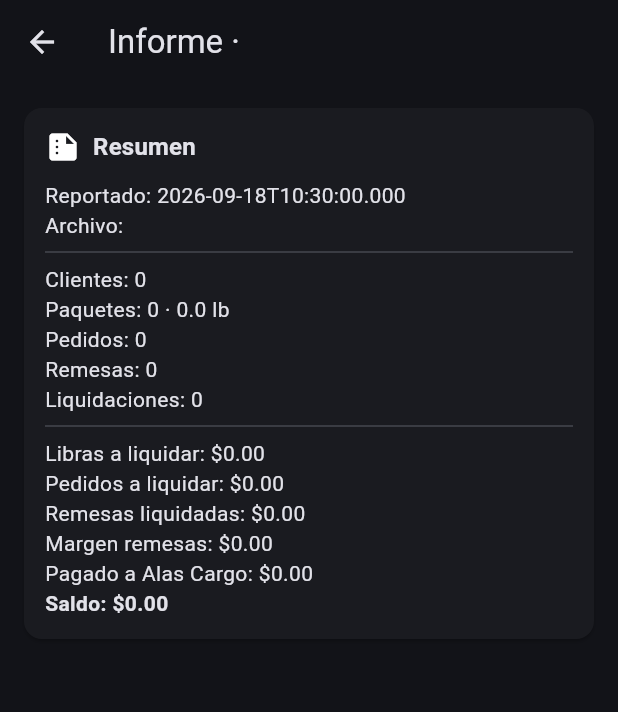
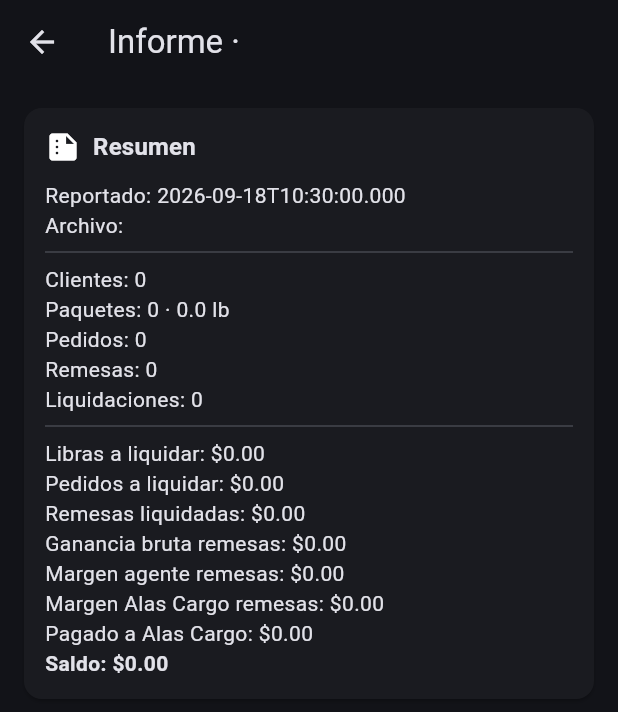
Before and after one commit to angeljo0801/Negocio, a Flutter app: the AgentReportPage screen opened directly with empty values, on a phone screen of 412 x 824 dp. Shown: the top 712 px of the screen. Run offline on Flutter 3.47's test engine with Material 3 defaults, Android fonts, the light colour scheme and no system bars; our stand-ins replace cross_file, file_picker, flutter_secure_storage, image_picker, pdf, share_plus and 1 more; missing offline and left inert: google_mlkit_text_recognition, mobile_scanner; accounts and stored records are empty.

Commit message:
Mostrar reparto de remesas por agente y Alas Cargo

```diff
--- a/paqueteria/lib/agents.dart
+++ b/paqueteria/lib/agents.dart
@@ -34,8 +34,14 @@ double agentOrdersDue(Map<String, dynamic>? report) =>
 double agentRemittancesLiquidated(Map<String, dynamic>? report) =>
     _reportList(_reportData(report), 'remittances').fold<double>(0, (sum, e) => sum + number(e['returnedToAlasCargo'] ?? e['ownerDue']));
 
+double agentRemittanceGrossProfit(Map<String, dynamic>? report) =>
+    _reportList(_reportData(report), 'remittances').fold<double>(0, (sum, e) => sum + (e.containsKey('grossProfit') ? number(e['grossProfit']) : number(e['returnedToAlasCargo'] ?? e['ownerDue']) - number(e['cupAmount'])));
+
 double agentRemittanceMargin(Map<String, dynamic>? report) =>
-    _reportList(_reportData(report), 'remittances').fold<double>(0, (sum, e) => sum + number(e['returnedToAlasCargo'] ?? e['ownerDue']) - number(e['cupAmount']));
+    _reportList(_reportData(report), 'remittances').fold<double>(0, (sum, e) => sum + (e.containsKey('agentMargin') ? number(e['agentMargin']) : (e.containsKey('grossProfit') ? number(e['grossProfit']) : number(e['returnedToAlasCargo'] ?? e['ownerDue']) - number(e['cupAmount']))));
+
+double agentRemittanceAlasCargoMargin(Map<String, dynamic>? report) =>
+    _reportList(_reportData(report), 'remittances').fold<double>(0, (sum, e) => sum + (e.containsKey('alasCargoMargin') ? number(e['alasCargoMargin']) : ((e.containsKey('grossProfit') ? number(e['grossProfit']) : number(e['returnedToAlasCargo'] ?? e['ownerDue']) - number(e['cupAmount'])) - (e.containsKey('agentMargin') ? number(e['agentMargin']) : (e.containsKey('grossProfit') ? number(e['grossProfit']) : number(e['returnedToAlasCargo'] ?? e['ownerDue']) - number(e['cupAmount']))))));
 
 double agentSettled(Map<String, dynamic>? report) =>
     _reportList(_reportData(report), 'settlements').fold<double>(0, (sum, e) => sum + number(e['amount']));
@@ -472,7 +478,9 @@ class _AgentDetailPageState extends State<AgentDetailPage> {
             Text('Libras a liquidar: ${money(agentShippingDue(latest))}'),
             Text('Pedidos a liquidar: ${money(agentOrdersDue(latest))}'),
             Text('Remesas liquidadas: ${money(agentRemittancesLiquidated(latest))}'),
-            Text('Margen remesas: ${money(agentRemittanceMargin(latest))}'),
+            Text('Ganancia bruta remesas: ${money(agentRemittanceGrossProfit(latest))}'),
+            Text('Margen agente remesas: ${money(agentRemittanceMargin(latest))}'),
+            Text('Margen Alas Cargo remesas: ${money(agentRemittanceAlasCargoMargin(latest))}'),
             Text('Liquidado: ${money(agentSettled(latest))}'),
             Text('Saldo contigo: ${money(agentBalanceFromReport(latest))}', style: const TextStyle(fontWeight: FontWeight.bold)),
           ]),
@@ -509,7 +517,8 @@ class _AgentDetailPageState extends State<AgentDetailPage> {
               for (final e in remittances)
                 ListTile(
                   title: Text('${_agentClientName(data, e['clientId'])} → ${e['beneficiary'] ?? ''}'),
-                  subtitle: Text('${e['status'] ?? ''}'),
+                  subtitle: Text('Recibido: ${money(number(e['clientTotal']))} · Cuba: ${money(number(e['cupAmount']))}\nAgente: ${money(e.containsKey('agentMargin')?number(e['agentMargin']):0)} · Alas Cargo: ${money(e.containsKey('alasCargoMargin')?number(e['alasCargoMargin']):0)}'),
+                  isThreeLine: true,
                   trailing: Text('Devuelto: ${money(number(e['returnedToAlasCargo'] ?? e['ownerDue']))}'),
                 ),
             ],
@@ -575,7 +584,9 @@ class AgentReportPage extends StatelessWidget {
           Text('Libras a liquidar: ${money(agentShippingDue(report))}'),
           Text('Pedidos a liquidar: ${money(agentOrdersDue(report))}'),
           Text('Remesas liquidadas: ${money(agentRemittancesLiquidated(report))}'),
-          Text('Margen remesas: ${money(agentRemittanceMargin(report))}'),
+          Text('Ganancia bruta remesas: ${money(agentRemittanceGrossProfit(report))}'),
+          Text('Margen agente remesas: ${money(agentRemittanceMargin(report))}'),
+          Text('Margen Alas Cargo remesas: ${money(agentRemittanceAlasCargoMargin(report))}'),
           Text('Pagado a Alas Cargo: ${money(agentSettled(report))}'),
           Text('Saldo: ${money(agentBalanceFromReport(report))}', style: const TextStyle(fontWeight: FontWeight.bold)),
         ]),
@@ -602,7 +613,8 @@ class AgentReportPage extends StatelessWidget {
           for (final e in remittances)
             ListTile(
               title: Text('${_agentClientName(data, e['clientId'])} → ${e['beneficiary'] ?? ''}'),
-              subtitle: Text('${e['status'] ?? ''}'),
+              subtitle: Text('Recibido: ${money(number(e['clientTotal']))} · Cuba: ${money(number(e['cupAmount']))}\nAgente: ${money(e.containsKey('agentMargin')?number(e['agentMargin']):0)} · Alas Cargo: ${money(e.containsKey('alasCargoMargin')?number(e['alasCargoMargin']):0)}'),
+              isThreeLine: true,
               trailing: Text('Devuelto: ${money(number(e['returnedToAlasCargo'] ?? e['ownerDue']))}'),
             ),
         ],
```
